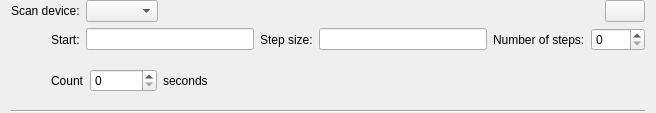
Before: the Qt Designer form lib/nicos/clients/gui/panels/cmdlets/scan.ui in mlz-ictrl/nicos, drawn with Qt 5.
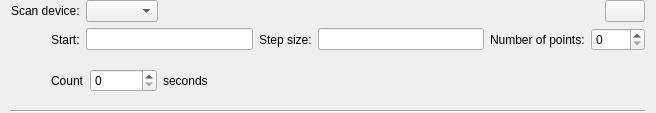
After: the same form once the commit is applied. Icons and pictures are not drawn.

Commit message:
terminology: use "scan point" instead of "scan step"
Fixes: #742

```diff
--- a/lib/nicos/clients/gui/panels/cmdlets/scan.ui
+++ b/lib/nicos/clients/gui/panels/cmdlets/scan.ui
@@ -105,7 +105,7 @@
      <item>
       <widget class="QLabel" name="label_4">
        <property name="text">
-        <string>Number of steps:</string>
+        <string>Number of points:</string>
        </property>
       </widget>
      </item>
```
Left out of the diff: 4 changed lines with no effect on the pictures. The commit also changes 12 other files.
